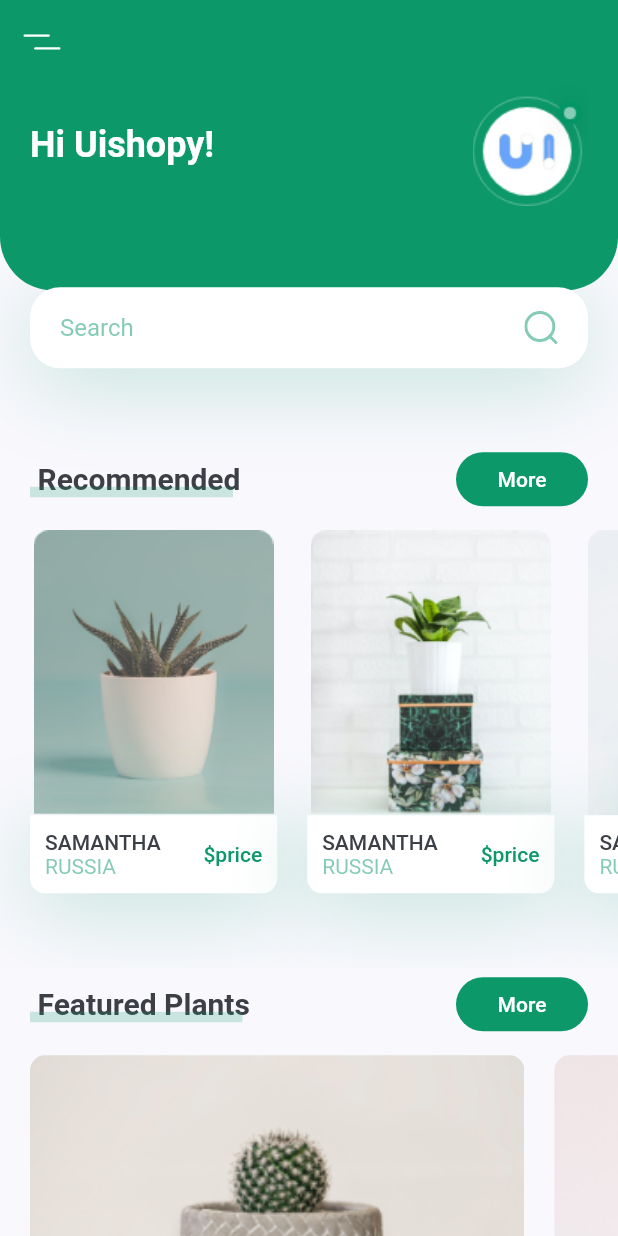
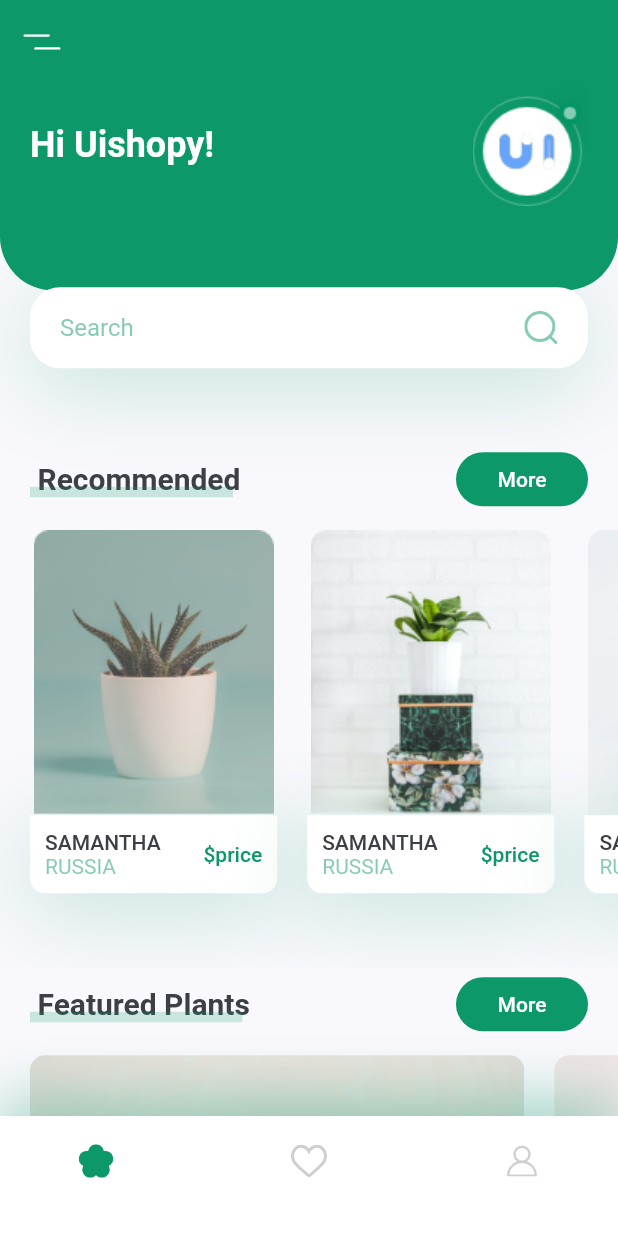
Before and after one commit to leanjr99/flutter_ui_plant_app, a Flutter app: the screen it shows after launch, on a phone screen of 412 x 824 dp. Run offline on Flutter 3.47's test engine with Material 2 defaults, Android fonts, the phone set to English and light mode, and no system bars; our stand-ins replace flutter_svg.

Commit message:
finalização pagina inicial com bottom Navbar

```diff
--- /dev/null
+++ b/lib/screens/home/components/my_body_navbar.dart
@@ -0,0 +1,45 @@
+import 'package:flutter/material.dart';
+import 'package:flutter_svg/flutter_svg.dart';
+import 'package:plant_app/constants.dart';
+
+class MyBottomNavBar extends StatelessWidget {
+  const MyBottomNavBar({
+    Key key,
+  }) : super(key: key);
+
+  @override
+  Widget build(BuildContext context) {
+    return Container(
+      padding: EdgeInsets.only(
+        left: kDefaultPadding * 2,
+        right: kDefaultPadding * 2,
+        bottom: kDefaultPadding,
+      ),
+      height: 80,
+      decoration: BoxDecoration(
+        color: Colors.white,
+        boxShadow: [
+          BoxShadow(
+            offset: Offset(0, -10),
+            blurRadius: 35,
+            color: kPrimaryColor.withOpacity(0.38),
+          ),
+        ],
+      ),
+      child: Row(
+        mainAxisAlignment: MainAxisAlignment.spaceBetween,
+        children: <Widget>[
+          IconButton(
+              icon: SvgPicture.asset("assets/icons/flower.svg"),
+              onPressed: null),
+          IconButton(
+              icon: SvgPicture.asset("assets/icons/heart-icon.svg"),
+              onPressed: null),
+          IconButton(
+              icon: SvgPicture.asset("assets/icons/user-icon.svg"),
+              onPressed: null),
+        ],
+      ),
+    );
+  }
+}
--- a/lib/screens/home/home_screen.dart
+++ b/lib/screens/home/home_screen.dart
@@ -1,7 +1,7 @@
 import 'package:flutter/material.dart';
 import 'package:flutter_svg/flutter_svg.dart';
-
 import 'components/body.dart';
+import 'components/my_body_navbar.dart';
 
 class HomeScreen extends StatelessWidget {
   @override
@@ -9,6 +9,7 @@ class HomeScreen extends StatelessWidget {
     return Scaffold(
       appBar: buildAppBar(),
       body: Body(),
+      bottomNavigationBar: MyBottomNavBar(),
     );
   }
 
```
